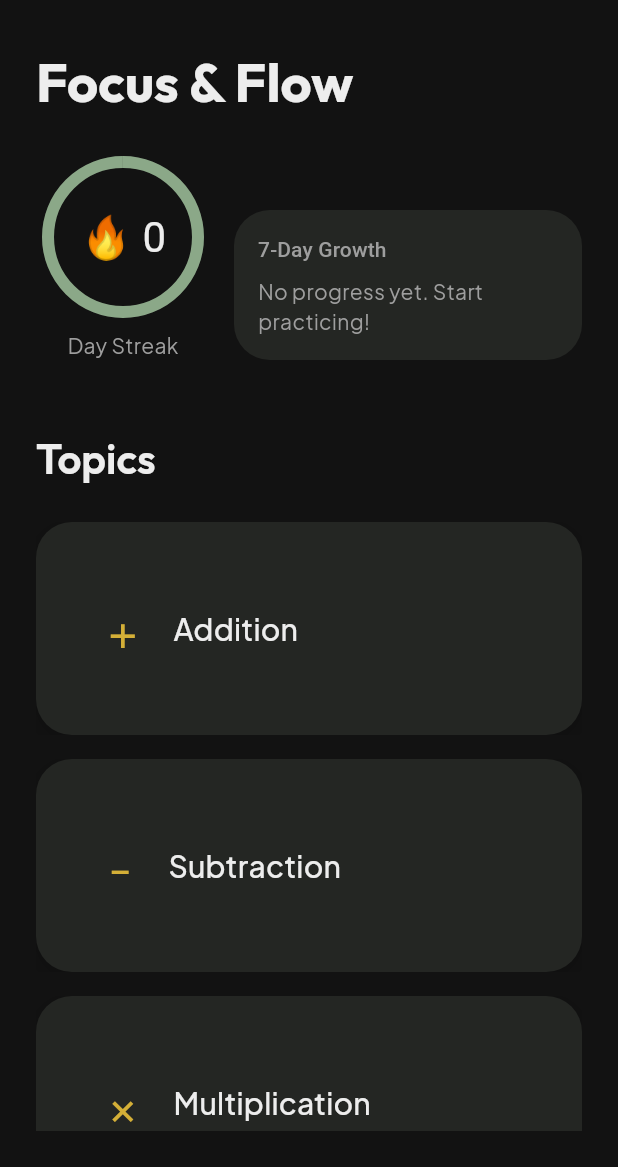
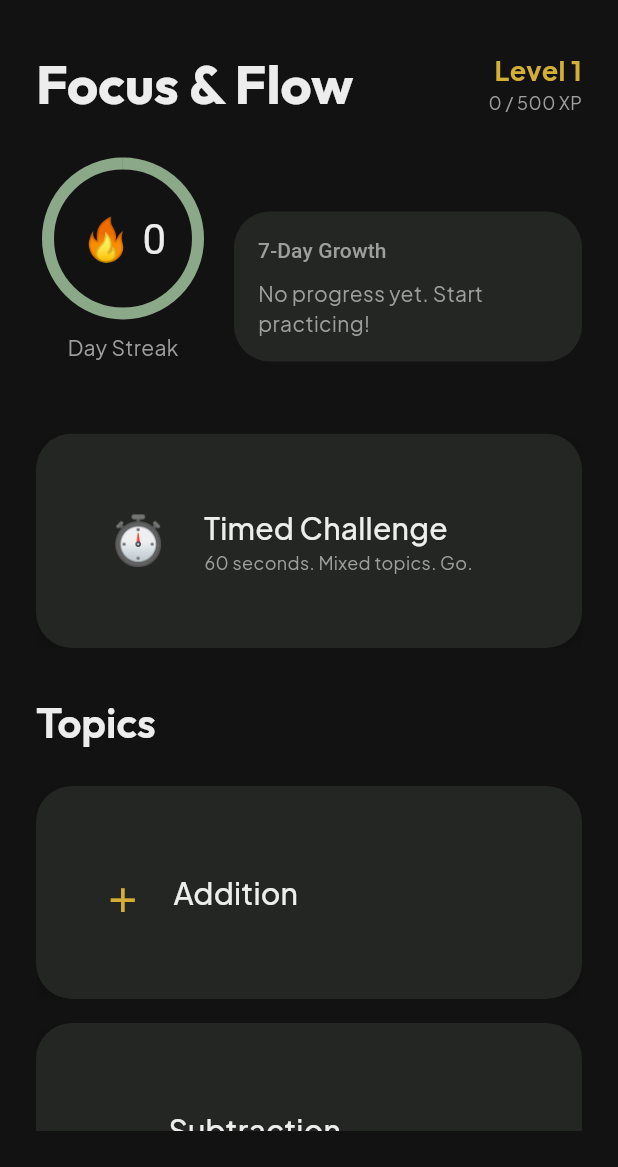
Before and after one commit to liebertjohan-art/zenmath, a Flutter app: the screen it shows after launch, on a phone screen of 412 x 824 dp, the part 69-1236 px from its top. Run offline on Flutter 3.47's test engine with Material 3 defaults, Android fonts, the phone set to English and light mode, and no system bars; our stand-ins replace fl_chart, flutter_riverpod, go_router, google_fonts, isar; accounts and stored records are empty; generated files the repository leaves out were written again.

Commit message:
feat(phase3): Implement XP/Level system and Timed Challenges mode

```diff
--- a/lib/features/home/home_screen.dart
+++ b/lib/features/home/home_screen.dart
@@ -150,6 +150,7 @@ class _HomeScreenState extends ConsumerState<HomeScreen> with SingleTickerProvid
   Widget build(BuildContext context) {
     final streakAsync = ref.watch(streakProvider);
     final weeklyAsync = ref.watch(weeklyProgressProvider);
+    final xpAsync = ref.watch(xpProvider);
 
     return ZenScaffold(
       appBar: AppBar(
@@ -166,9 +167,26 @@ class _HomeScreenState extends ConsumerState<HomeScreen> with SingleTickerProvid
           child: Column(
             crossAxisAlignment: CrossAxisAlignment.start,
             children: [
-              Text(
-                'Focus & Flow',
-                style: Theme.of(context).textTheme.displayMedium,
+              Row(
+                crossAxisAlignment: CrossAxisAlignment.end,
+                children: [
+                  Text(
+                    'Focus & Flow',
+                    style: Theme.of(context).textTheme.displayMedium,
+                  ),
+                  const Spacer(),
+                  xpAsync.when(
+                    data: (data) => Column(
+                      crossAxisAlignment: CrossAxisAlignment.end,
+                      children: [
+                        Text('Level ${data['level']}', style: const TextStyle(color: Color(0xFFD4AF37), fontWeight: FontWeight.bold, fontSize: 18)),
+                        Text('${data['currentLevelXp']} / 500 XP', style: const TextStyle(color: Colors.grey, fontSize: 12)),
+                      ],
+                    ),
+                    loading: () => const SizedBox(),
+                    error: (e, st) => const SizedBox(),
+                  ),
+                ],
               ),
               const SizedBox(height: 32),
               Row(
@@ -232,6 +250,28 @@ class _HomeScreenState extends ConsumerState<HomeScreen> with SingleTickerProvid
                 ],
               ),
               const SizedBox(height: 48),
+              ZenCard(
+                onTap: () => context.push('/practice', extra: {'topic': 'Mixed', 'difficulty': 'medium', 'isTimed': true}),
+                child: Padding(
+                  padding: const EdgeInsets.all(24.0),
+                  child: Row(
+                    children: [
+                      const Text('⏱️', style: TextStyle(fontSize: 32)),
+                      const SizedBox(width: 24),
+                      Expanded(
+                        child: Column(
+                          crossAxisAlignment: CrossAxisAlignment.start,
+                          children: [
+                            Text('Timed Challenge', style: Theme.of(context).textTheme.titleMedium),
+                            const Text('60 seconds. Mixed topics. Go.', style: TextStyle(color: Colors.grey, fontSize: 12)),
+                          ],
+                        ),
+                      ),
+                    ],
+                  ),
+                ),
+              ),
+              const SizedBox(height: 32),
               Text(
                 'Topics',
                 style: Theme.of(context).textTheme.titleLarge,
--- a/lib/main.dart
+++ b/lib/main.dart
@@ -28,6 +28,7 @@ final _router = GoRouter(
         return PracticeScreen(
           topic: extra?['topic'] as String? ?? 'Addition',
           difficulty: extra?['difficulty'] as String? ?? 'easy',
+          isTimed: extra?['isTimed'] as bool? ?? false,
         );
       },
     ),
--- a/lib/providers/progress_provider.dart
+++ b/lib/providers/progress_provider.dart
@@ -19,6 +19,22 @@ final weeklyProgressProvider = FutureProvider.autoDispose<List<DailyProgress>>((
   weekly.sort((a, b) => a.date.compareTo(b.date));
 
   return weekly;
+});
+
+final xpProvider = FutureProvider.autoDispose<Map<String, int>>((ref) async {
+  final isarService = ref.watch(dbProvider);
+  final isar = await isarService.db;
+  final allProgress = await isar.collection<DailyProgress>().where().findAll();
+
+  int totalXp = 0;
+  for (var p in allProgress) {
+    totalXp += p.xpEarned;
+  }
+
+  int level = (totalXp / 500).floor() + 1;
+  int currentLevelXp = totalXp % 500;
+
+  return {'totalXp': totalXp, 'level': level, 'currentLevelXp': currentLevelXp, 'nextLevelXp': 500};
 });
 
 class ProgressService {
```
Also changed, not shown: lib/features/practice/practice_screen.dart (+61 -14 lines).
